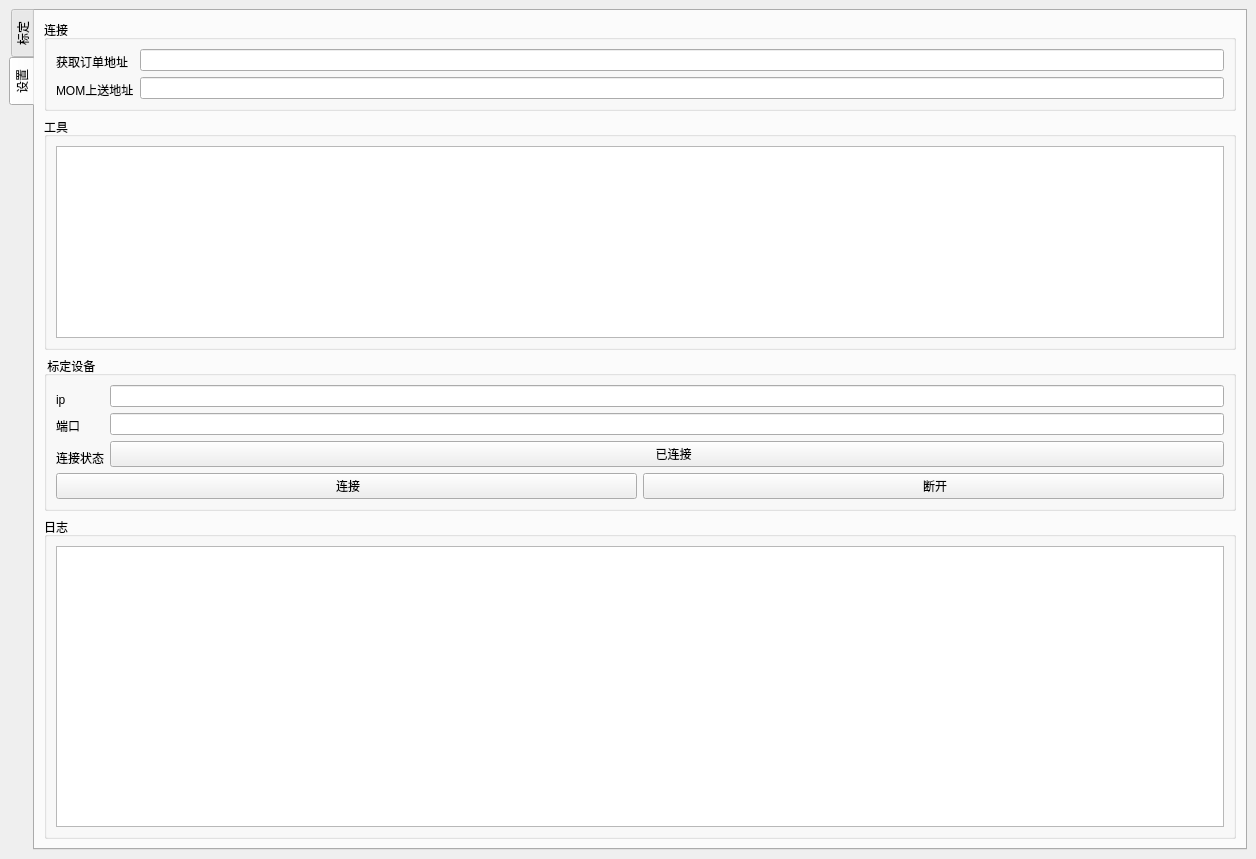
Above: ui/toolkit.ui from masami10/ts013_toolkits before the change. Below: the same form after it.
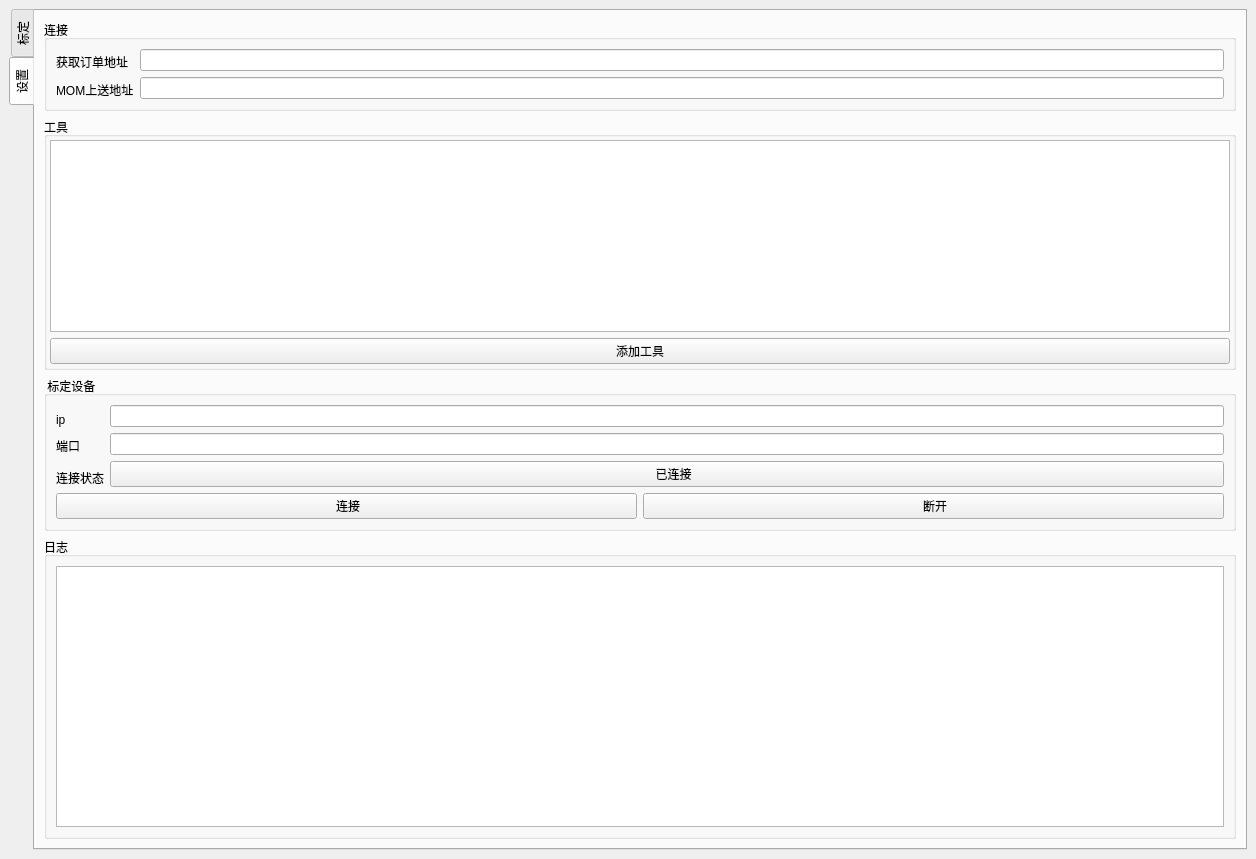
That is the form after the change. The open tabs and pages were chosen to show the change.

Commit message: [FEAT](tools): 工具列表渲染

Patch:
```diff
--- a/ui/toolkit.ui
+++ b/ui/toolkit.ui
@@ -692,8 +692,27 @@
                <string>工具</string>
               </property>
               <layout class="QVBoxLayout" name="verticalLayout_6">
+               <property name="leftMargin">
+                <number>3</number>
+               </property>
+               <property name="topMargin">
+                <number>3</number>
+               </property>
+               <property name="rightMargin">
+                <number>3</number>
+               </property>
+               <property name="bottomMargin">
+                <number>3</number>
+               </property>
                <item>
-                <widget class="QListWidget" name="toolsConfigList"/>
+                <widget class="QTableWidget" name="ToolsConfigTable"/>
+               </item>
+               <item>
+                <widget class="QPushButton" name="ToolsConfigAddButton">
+                 <property name="text">
+                  <string>添加工具</string>
+                 </property>
+                </widget>
                </item>
               </layout>
              </widget>
```
Left out of the diff: 10 changed lines with no effect on the pictures. The commit also changes 6 other files.
